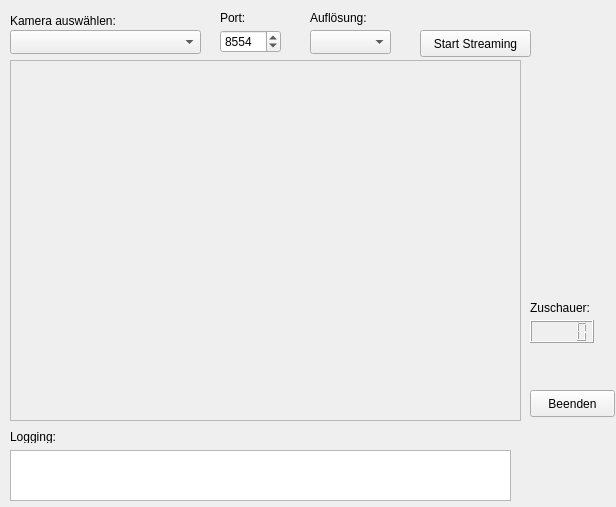
Before: the Qt Designer form gui/mainwindow.ui in unicorny/OpenLive4Cam, drawn with Qt 5.
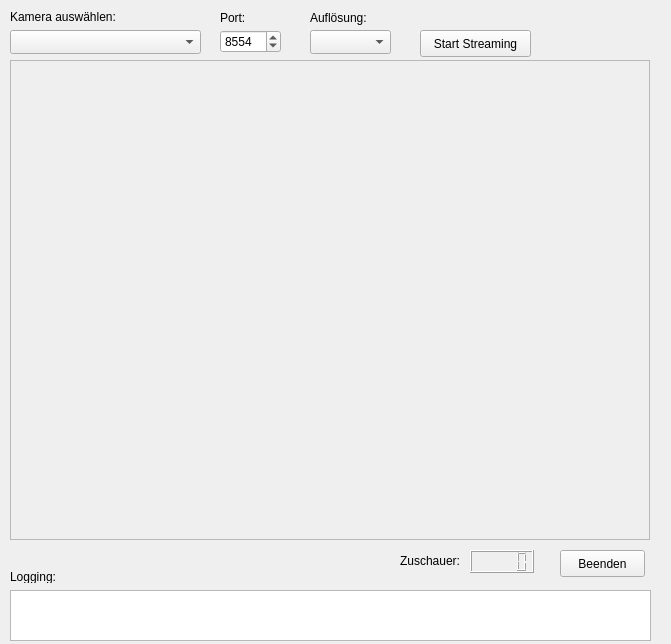
After: the same form once the commit is applied. Icons and pictures are not drawn. Custom widgets are drawn as their Qt base class.

What changed in the file:
```diff
--- a/gui/mainwindow.ui
+++ b/gui/mainwindow.ui
@@ -6,8 +6,8 @@
    <rect>
     <x>0</x>
     <y>0</y>
-    <width>616</width>
-    <height>507</height>
+    <width>671</width>
+    <height>644</height>
    </rect>
   </property>
   <property name="windowTitle">
@@ -21,8 +21,8 @@
    <widget class="QPushButton" name="exitButton">
     <property name="geometry">
      <rect>
-      <x>530</x>
-      <y>390</y>
+      <x>560</x>
+      <y>550</y>
       <width>85</width>
       <height>27</height>
      </rect>
@@ -36,8 +36,8 @@
      <rect>
       <x>10</x>
       <y>10</y>
-      <width>111</width>
-      <height>21</height>
+      <width>112</width>
+      <height>13</height>
      </rect>
     </property>
     <property name="text">
@@ -128,8 +128,8 @@
    <widget class="QLCDNumber" name="lcdNumber">
     <property name="geometry">
      <rect>
-      <x>530</x>
-      <y>320</y>
+      <x>470</x>
+      <y>550</y>
       <width>64</width>
       <height>23</height>
      </rect>
@@ -138,10 +138,10 @@
    <widget class="QLabel" name="label_4">
     <property name="geometry">
      <rect>
-      <x>530</x>
-      <y>300</y>
+      <x>400</x>
+      <y>550</y>
       <width>71</width>
-      <height>16</height>
+      <height>21</height>
      </rect>
     </property>
     <property name="text">
@@ -155,8 +155,8 @@
     <property name="geometry">
      <rect>
       <x>10</x>
-      <y>450</y>
-      <width>501</width>
+      <y>590</y>
+      <width>641</width>
       <height>51</height>
      </rect>
     </property>
@@ -168,7 +168,7 @@
     <property name="geometry">
      <rect>
       <x>10</x>
-      <y>430</y>
+      <y>570</y>
       <width>52</width>
       <height>13</height>
      </rect>
@@ -182,8 +182,8 @@
      <rect>
       <x>10</x>
       <y>60</y>
-      <width>511</width>
-      <height>361</height>
+      <width>640</width>
+      <height>480</height>
      </rect>
     </property>
     <property name="verticalScrollBarPolicy">
```
